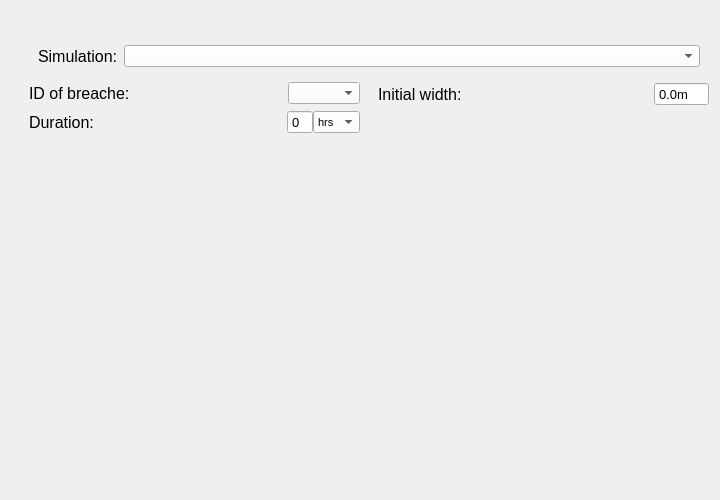
nens/threedi-api-qgis-client, file threedi_api_qgis_client/ui/page_breaches.ui: the form before one commit.
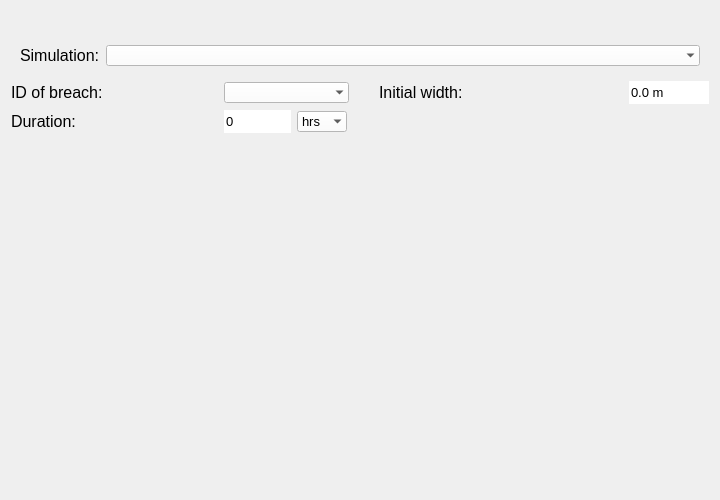
The form after the commit.

What changed in the file:
```diff
--- a/threedi_api_qgis_client/ui/page_breaches.ui
+++ b/threedi_api_qgis_client/ui/page_breaches.ui
@@ -57,242 +57,36 @@
    <string>Form</string>
   </property>
   <layout class="QGridLayout" name="gridLayout">
-   <item row="1" column="0" colspan="7">
-    <layout class="QVBoxLayout" name="svg_lout">
-     <property name="bottomMargin">
-      <number>0</number>
-     </property>
-    </layout>
-   </item>
-   <item row="6" column="3">
-    <layout class="QFormLayout" name="formLayout">
-     <property name="horizontalSpacing">
-      <number>0</number>
-     </property>
-     <item row="2" column="0">
-      <widget class="QLabel" name="label">
-       <property name="font">
-        <font>
-         <family>Segoe UI</family>
-         <pointsize>12</pointsize>
-        </font>
-       </property>
-       <property name="text">
-        <string>ID of breache:</string>
-       </property>
-      </widget>
-     </item>
-     <item row="4" column="0">
-      <widget class="QLabel" name="label_2">
-       <property name="font">
-        <font>
-         <family>Segoe UI</family>
-         <pointsize>12</pointsize>
-        </font>
-       </property>
-       <property name="text">
-        <string>Duration:</string>
-       </property>
-      </widget>
-     </item>
-     <item row="4" column="1">
-      <layout class="QHBoxLayout" name="horizontalLayout">
-       <property name="sizeConstraint">
-        <enum>QLayout::SetDefaultConstraint</enum>
-       </property>
-       <property name="bottomMargin">
-        <number>0</number>
-       </property>
-       <item>
-        <spacer name="horizontalSpacer">
-         <property name="orientation">
-          <enum>Qt::Horizontal</enum>
-         </property>
-         <property name="sizeHint" stdset="0">
-          <size>
-           <width>40</width>
-           <height>20</height>
-          </size>
-         </property>
-        </spacer>
-       </item>
-       <item alignment="Qt::AlignRight">
-        <widget class="QSpinBox" name="sb_duration">
-         <property name="maximumSize">
-          <size>
-           <width>50</width>
-           <height>16777215</height>
-          </size>
-         </property>
-         <property name="font">
-          <font>
-           <pointsize>10</pointsize>
-          </font>
-         </property>
-         <property name="buttonSymbols">
-          <enum>QAbstractSpinBox::NoButtons</enum>
-         </property>
-        </widget>
-       </item>
-       <item alignment="Qt::AlignRight">
-        <widget class="QComboBox" name="dd_units">
-         <property name="sizePolicy">
-          <sizepolicy hsizetype="Minimum" vsizetype="Fixed">
-           <horstretch>0</horstretch>
-           <verstretch>0</verstretch>
-          </sizepolicy>
-         </property>
-         <property name="maximumSize">
-          <size>
-           <width>167</width>
-           <height>16777215</height>
-          </size>
-         </property>
-         <item>
-          <property name="text">
-           <string>hrs</string>
-          </property>
-         </item>
-         <item>
-          <property name="text">
-           <string>min</string>
-          </property>
-         </item>
-         <item>
-          <property name="text">
-           <string>s</string>
-          </property>
-         </item>
-        </widget>
-       </item>
-      </layout>
-     </item>
-     <item row="2" column="1">
-      <layout class="QHBoxLayout" name="horizontalLayout_4">
-       <property name="bottomMargin">
-        <number>0</number>
-       </property>
-       <item>
-        <spacer name="horizontalSpacer_5">
-         <property name="orientation">
-          <enum>Qt::Horizontal</enum>
-         </property>
-         <property name="sizeHint" stdset="0">
-          <size>
-           <width>40</width>
-           <height>20</height>
-          </size>
-         </property>
-        </spacer>
-       </item>
-       <item>
-        <widget class="QComboBox" name="dd_breach_id">
-         <property name="enabled">
-          <bool>true</bool>
-         </property>
-         <property name="sizePolicy">
-          <sizepolicy hsizetype="Minimum" vsizetype="Fixed">
-           <horstretch>0</horstretch>
-           <verstretch>0</verstretch>
-          </sizepolicy>
-         </property>
-         <property name="maximumSize">
-          <size>
-           <width>130</width>
-           <height>16777215</height>
-          </size>
-         </property>
-         <property name="layoutDirection">
-          <enum>Qt::LeftToRight</enum>
-         </property>
-        </widget>
-       </item>
-      </layout>
-     </item>
-    </layout>
-   </item>
-   <item row="7" column="3">
-    <spacer name="verticalSpacer">
+   <item row="2" column="4">
+    <spacer name="verticalSpacer_2">
      <property name="orientation">
       <enum>Qt::Vertical</enum>
      </property>
+     <property name="sizeType">
+      <enum>QSizePolicy::Fixed</enum>
+     </property>
      <property name="sizeHint" stdset="0">
       <size>
        <width>20</width>
-       <height>40</height>
+       <height>25</height>
       </size>
      </property>
     </spacer>
    </item>
-   <item row="6" column="6">
-    <layout class="QFormLayout" name="formLayout_2">
-     <item row="4" column="0">
-      <widget class="QLabel" name="label_4">
-       <property name="font">
-        <font>
-         <family>Segoe UI</family>
-         <pointsize>12</pointsize>
-        </font>
-       </property>
-       <property name="text">
-        <string>Initial width:</string>
-       </property>
-      </widget>
-     </item>
-     <item row="4" column="1">
-      <layout class="QHBoxLayout" name="horizontalLayout_3">
-       <property name="bottomMargin">
-        <number>0</number>
-       </property>
-       <item>
-        <spacer name="horizontalSpacer_4">
-         <property name="orientation">
-          <enum>Qt::Horizontal</enum>
-         </property>
-         <property name="sizeHint" stdset="0">
-          <size>
-           <width>40</width>
-           <height>20</height>
-          </size>
-         </property>
-        </spacer>
-       </item>
-       <item>
-        <widget class="QDoubleSpinBox" name="sb_width">
-         <property name="font">
-          <font>
-           <pointsize>10</pointsize>
-          </font>
-         </property>
-         <property name="buttonSymbols">
-          <enum>QAbstractSpinBox::NoButtons</enum>
-         </property>
-         <property name="suffix">
-          <string>m</string>
-         </property>
-         <property name="decimals">
-          <number>1</number>
-         </property>
-        </widget>
-       </item>
-      </layout>
-     </item>
-     <item row="5" column="1">
-      <spacer name="horizontalSpacer_2">
-       <property name="orientation">
-        <enum>Qt::Horizontal</enum>
-       </property>
-       <property name="sizeHint" stdset="0">
-        <size>
-         <width>40</width>
-         <height>20</height>
-        </size>
-       </property>
-      </spacer>
-     </item>
-    </layout>
+   <item row="4" column="5">
+    <widget class="QLabel" name="label_4">
+     <property name="font">
+      <font>
+       <family>Segoe UI</family>
+       <pointsize>12</pointsize>
+      </font>
+     </property>
+     <property name="text">
+      <string>Initial width:</string>
+     </property>
+    </widget>
    </item>
-   <item row="3" column="3" colspan="4">
+   <item row="3" column="0" colspan="10">
     <widget class="QWidget" name="simulation_widget" native="true">
      <property name="sizePolicy">
       <sizepolicy hsizetype="Expanding" vsizetype="Preferred">
@@ -327,23 +121,243 @@
           <verstretch>0</verstretch>
          </sizepolicy>
         </property>
+        <property name="font">
+         <font>
+          <pointsize>10</pointsize>
+         </font>
+        </property>
+        <property name="styleSheet">
+         <string notr="true">QComboBox {background-color:white; selection-background-color: lightgray;}</string>
+        </property>
+        <property name="frame">
+         <bool>false</bool>
+        </property>
        </widget>
       </item>
      </layout>
     </widget>
    </item>
-   <item row="2" column="3">
-    <spacer name="verticalSpacer_2">
+   <item row="1" column="0" colspan="10">
+    <layout class="QVBoxLayout" name="svg_lout">
+     <property name="bottomMargin">
+      <number>0</number>
+     </property>
+    </layout>
+   </item>
+   <item row="4" column="2" colspan="3">
+    <widget class="QComboBox" name="dd_breach_id">
+     <property name="enabled">
+      <bool>true</bool>
+     </property>
+     <property name="sizePolicy">
+      <sizepolicy hsizetype="Minimum" vsizetype="Fixed">
+       <horstretch>0</horstretch>
+       <verstretch>0</verstretch>
+      </sizepolicy>
+     </property>
+     <property name="minimumSize">
+      <size>
+       <width>125</width>
+       <height>0</height>
+      </size>
+     </property>
+     <property name="maximumSize">
+      <size>
+       <width>125</width>
+       <height>16777215</height>
+      </size>
+     </property>
+     <property name="font">
+      <font>
+       <pointsize>10</pointsize>
+      </font>
+     </property>
+     <property name="layoutDirection">
+      <enum>Qt::LeftToRight</enum>
+     </property>
+     <property name="styleSheet">
+      <string notr="true">QComboBox {background-color:white; selection-background-color: lightgray;}</string>
+     </property>
+     <property name="frame">
+      <bool>false</bool>
+     </property>
+    </widget>
+   </item>
+   <item row="5" column="0">
+    <widget class="QLabel" name="label_2">
+     <property name="font">
+      <font>
+       <family>Segoe UI</family>
+       <pointsize>12</pointsize>
+      </font>
+     </property>
+     <property name="text">
+      <string>Duration:</string>
+     </property>
+    </widget>
+   </item>
+   <item row="4" column="9">
+    <widget class="QDoubleSpinBox" name="sb_width">
+     <property name="font">
+      <font>
+       <pointsize>10</pointsize>
+      </font>
+     </property>
+     <property name="styleSheet">
+      <string notr="true">QDoubleSpinBox {background-color: white;}</string>
+     </property>
+     <property name="frame">
+      <bool>false</bool>
+     </property>
+     <property name="buttonSymbols">
+      <enum>QAbstractSpinBox::NoButtons</enum>
+     </property>
+     <property name="suffix">
+      <string> m</string>
+     </property>
+     <property name="decimals">
+      <number>1</number>
+     </property>
+     <property name="maximum">
+      <double>100000000000000000620008645040778319495168.000000000000000</double>
+     </property>
+    </widget>
+   </item>
+   <item row="5" column="3">
+    <widget class="QComboBox" name="dd_units">
+     <property name="sizePolicy">
+      <sizepolicy hsizetype="Minimum" vsizetype="Fixed">
+       <horstretch>0</horstretch>
+       <verstretch>0</verstretch>
+      </sizepolicy>
+     </property>
+     <property name="minimumSize">
+      <size>
+       <width>50</width>
+       <height>0</height>
+      </size>
+     </property>
+     <property name="maximumSize">
+      <size>
+       <width>167</width>
+       <height>16777215</height>
+      </size>
+     </property>
+     <property name="font">
+      <font>
+       <pointsize>10</pointsize>
+      </font>
+     </property>
+     <property name="styleSheet">
+      <string notr="true">QComboBox {background-color:white; selection-background-color: lightgray;}</string>
+     </property>
+     <property name="frame">
+      <bool>false</bool>
+     </property>
+     <item>
+      <property name="text">
+       <string>hrs</string>
+      </property>
+     </item>
+     <item>
+      <property name="text">
+       <string>min</string>
+      </property>
+     </item>
+     <item>
+      <property name="text">
+       <string>s</string>
+      </property>
+     </item>
+    </widget>
+   </item>
+   <item row="5" column="2">
+    <widget class="QSpinBox" name="sb_duration">
+     <property name="minimumSize">
+      <size>
+       <width>67</width>
+       <height>0</height>
+      </size>
+     </property>
+     <property name="maximumSize">
+      <size>
+       <width>50</width>
+       <height>16777215</height>
+      </size>
+     </property>
+     <property name="font">
+      <font>
+       <pointsize>10</pointsize>
+      </font>
+     </property>
+     <property name="styleSheet">
+      <string notr="true">QSpinBox {background-color: white;}</string>
+     </property>
+     <property name="frame">
+      <bool>false</bool>
+     </property>
+     <property name="buttonSymbols">
+      <enum>QAbstractSpinBox::NoButtons</enum>
+     </property>
+     <property name="maximum">
+      <number>999999999</number>
+     </property>
+    </widget>
+   </item>
+   <item row="5" column="1">
+    <spacer name="horizontalSpacer">
+     <property name="orientation">
+      <enum>Qt::Horizontal</enum>
+     </property>
+     <property name="sizeType">
+      <enum>QSizePolicy::Fixed</enum>
+     </property>
+     <property name="sizeHint" stdset="0">
+      <size>
+       <width>136</width>
+       <height>20</height>
+      </size>
+     </property>
+    </spacer>
+   </item>
+   <item row="4" column="0" colspan="2">
+    <widget class="QLabel" name="label">
+     <property name="font">
+      <font>
+       <family>Segoe UI</family>
+       <pointsize>12</pointsize>
+      </font>
+     </property>
+     <property name="text">
+      <string>ID of breach:</string>
+     </property>
+    </widget>
+   </item>
+   <item row="4" column="6">
+    <spacer name="horizontalSpacer_2">
+     <property name="orientation">
+      <enum>Qt::Horizontal</enum>
+     </property>
+     <property name="sizeType">
+      <enum>QSizePolicy::Fixed</enum>
+     </property>
+     <property name="sizeHint" stdset="0">
+      <size>
+       <width>128</width>
+       <height>20</height>
+      </size>
+     </property>
+    </spacer>
+   </item>
+   <item row="6" column="4">
+    <spacer name="verticalSpacer">
      <property name="orientation">
       <enum>Qt::Vertical</enum>
      </property>
-     <property name="sizeType">
-      <enum>QSizePolicy::Fixed</enum>
-     </property>
      <property name="sizeHint" stdset="0">
       <size>
        <width>20</width>
-       <height>25</height>
+       <height>40</height>
       </size>
      </property>
     </spacer>
```
